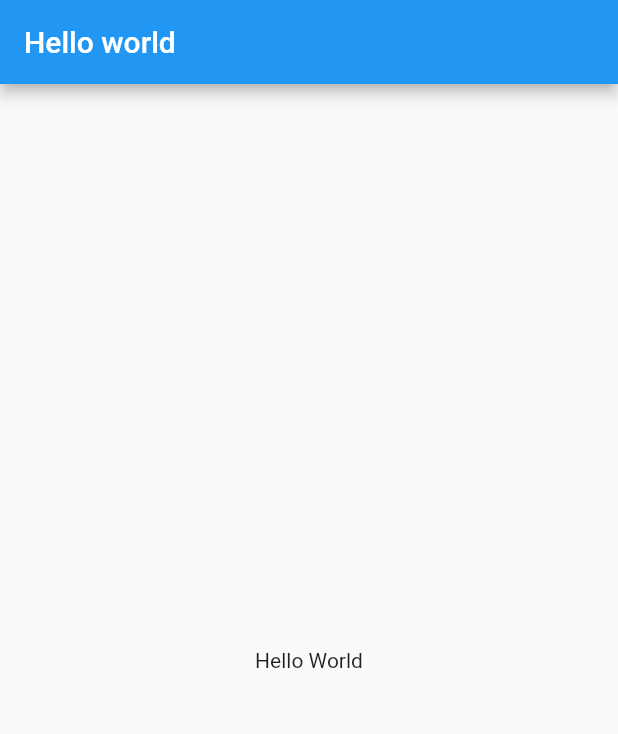
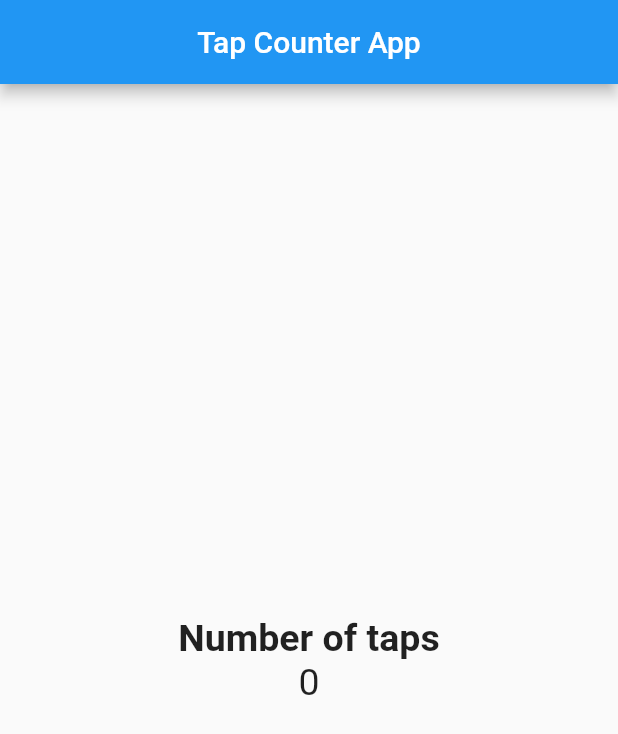
Before and after one commit to OpsonDuran/counter_project, a Flutter app: the screen it shows after launch, on a phone screen of 412 x 824 dp. Shown: the top 734 px of the screen. Run offline on Flutter 3.47's test engine with Material 2 defaults, Android fonts, the phone set to English and light mode, and no system bars.

Commit message:
add colum in homepage widget and style in text

```diff
--- a/lib/src/widget/home_page.dart
+++ b/lib/src/widget/home_page.dart
@@ -1,14 +1,23 @@
 import 'package:flutter/material.dart';
 
-class HomePage extends StatelessWidget{
+class HomePage extends StatelessWidget {
   @override
   Widget build(BuildContext context) {
     // TODO: implement build
-    return Scaffold(appBar: AppBar(
-      title: Text('Hello world'),
-    ),
-    body: Center(
-      child: Text('Hello World'),
-    ),);
+    return Scaffold(
+      appBar: AppBar(
+        title: Text('Tap Counter App'),
+        centerTitle: true,
+      ),
+      body: Center(
+        child: Column(
+          mainAxisAlignment: MainAxisAlignment.center,
+          children: <Widget>[
+            Text('Number of taps',style: TextStyle(fontWeight: FontWeight.bold,fontSize: 25),),
+            Text('0',style: TextStyle(fontSize: 25),),
+          ],
+        ),
+      ),
+    );
   }
 }
```
